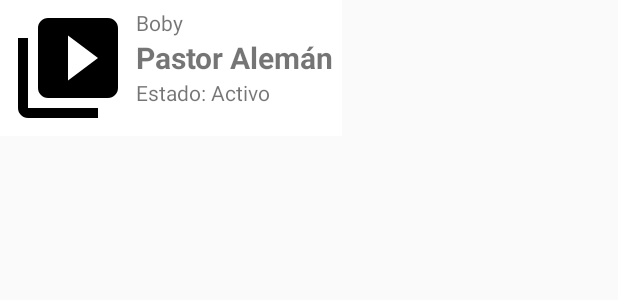
After one commit to diego-anthony/PetZoo, an Android app: the layout alerta_info_window.xml on its own in the app's theme, with its tools: preview values and no code run, on a phone screen of 412 x 824 dp. The commit adds this screen. Shown: the top 300 px of the screen. Run offline under Robolectric (Android 15) with nearby library versions, the light colour scheme and no system bars.

Commit message:
Merge branch 'master' of C:\Users\ds_an\AndroidStudioProjects\PetZoo with conflicts.

```diff
--- /dev/null
+++ b/app/src/main/res/layout/alerta_info_window.xml
@@ -0,0 +1,44 @@
+<?xml version="1.0" encoding="utf-8"?>
+<RelativeLayout xmlns:android="http://schemas.android.com/apk/res/android"
+    android:layout_width="wrap_content"
+    android:layout_height="wrap_content"
+    android:background="@color/colorWhite"
+    android:padding="5dp" >
+
+    <ImageView
+        android:id="@+id/info_window_imagen"
+        android:layout_width="80dp"
+        android:layout_height="80dp"
+        android:scaleType="centerCrop"
+        android:src="@drawable/ic_menu_slideshow" />
+
+    <TextView
+        android:id="@+id/info_window_nombre"
+        android:layout_width="wrap_content"
+        android:layout_height="wrap_content"
+        android:layout_alignParentTop="true"
+        android:layout_toRightOf="@id/info_window_imagen"
+        android:paddingLeft="5dp"
+        android:text="Boby" />
+
+    <TextView
+        android:id="@+id/info_window_placas"
+        android:layout_width="wrap_content"
+        android:layout_height="wrap_content"
+        android:textStyle="bold"
+        android:textSize="20sp"
+        android:layout_below="@id/info_window_nombre"
+        android:layout_toRightOf="@id/info_window_imagen"
+        android:paddingLeft="5dp"
+        android:text="Pastor Alemán" />
+
+    <TextView
+        android:id="@+id/info_window_estado"
+        android:layout_width="wrap_content"
+        android:layout_height="wrap_content"
+        android:layout_below="@id/info_window_placas"
+        android:layout_toRightOf="@id/info_window_imagen"
+        android:paddingLeft="5dp"
+        android:text="Estado: Activo" />
+
+</RelativeLayout>
--- a/app/src/main/res/values/colors.xml
+++ b/app/src/main/res/values/colors.xml
@@ -3,4 +3,5 @@
     <color name="colorPrimary">#3F51B5</color>
     <color name="colorPrimaryDark">#303F9F</color>
     <color name="colorAccent">#FF4081</color>
+    <color name="colorWhite">#FFFFFF</color>
 </resources>
```
Also changed, not shown: app/src/main/AndroidManifest.xml (+10 -8 lines), app/src/main/java/com/petzoo/petzoo/InfoWindows/AlertaInfoWindow.java (added, +33 -0 lines), app/src/main/java/com/petzoo/petzoo/MapsFragment.java (+32 -22 lines), app/src/main/java/com/petzoo/petzoo/MascotaDetalleActivity.java (added, +21 -0 lines), app/src/main/res/layout/activity_mascota_detalle.xml (added, +14 -0 lines).
